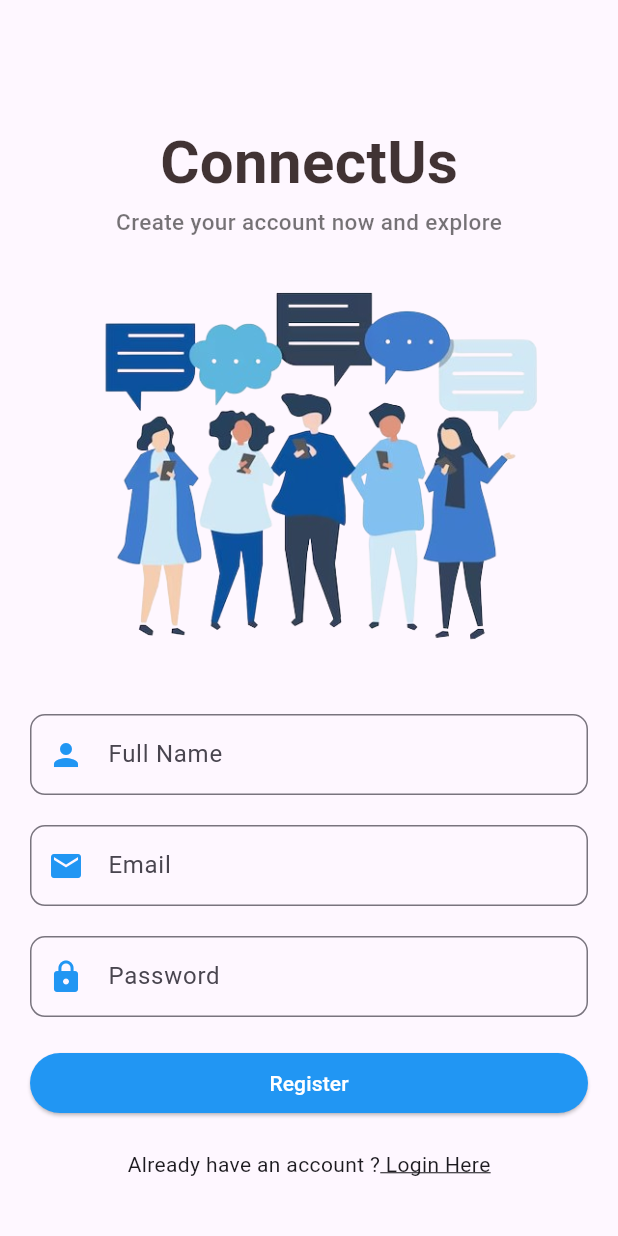
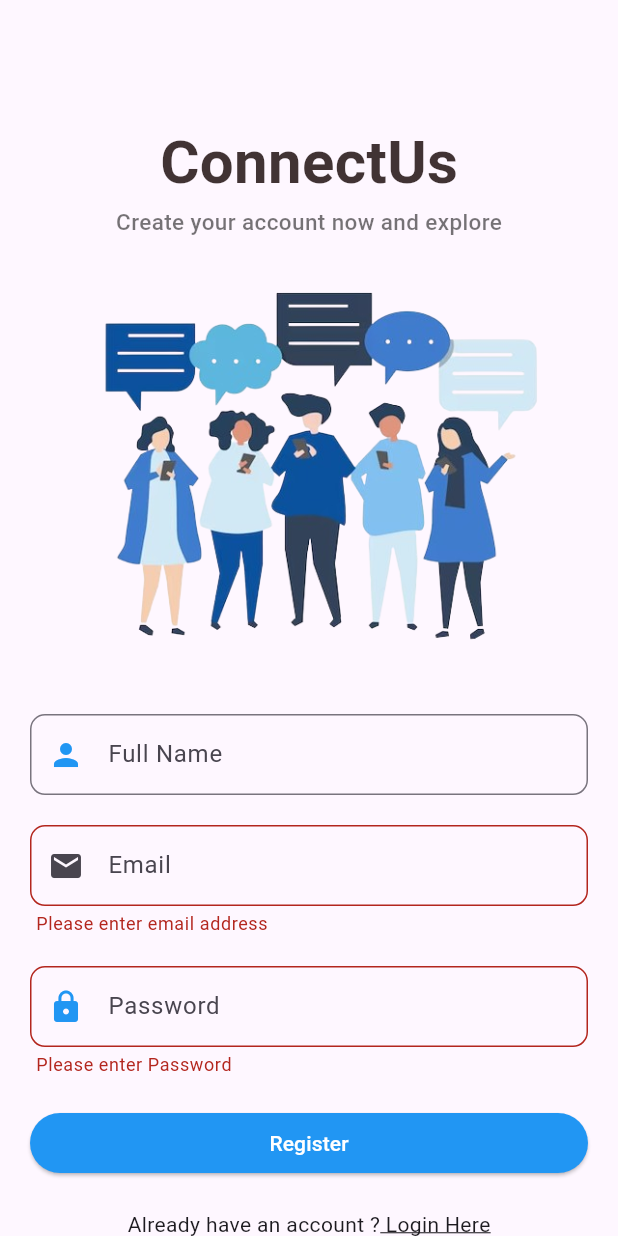
Before and after one commit to dhakalsumit/ChatApp, a Flutter app: the RegisterPage screen opened directly, after a tap on "Register", on a phone screen of 412 x 824 dp. Run offline on Flutter 3.47's test engine with Material 3 defaults, Android fonts, the phone set to English and light mode, and no system bars; our stand-ins replace firebase_auth, firebase_core; accounts and stored records are empty.

Commit message:
registered

```diff
--- a/lib/Pages/register_page.dart
+++ b/lib/Pages/register_page.dart
@@ -16,7 +16,6 @@ class _RegisterPageState extends State<RegisterPage> {
 
   @override
   void initState() {
-
     super.initState();
     _emailController = TextEditingController();
     _passwordController = TextEditingController();
@@ -24,16 +23,16 @@ class _RegisterPageState extends State<RegisterPage> {
 
   @override
   void dispose() {
-
     super.dispose();
     _emailController.dispose();
     _passwordController.dispose();
   }
 
   register() {
-    AuthService().registerwithEmailandPassword(
-        _emailController.text, _passwordController.text);
+    Authenticator().signup(_emailController.text, _passwordController.text);
   }
+
+  final GlobalKey<FormState> _formKey = GlobalKey<FormState>();
 
   @override
   Widget build(BuildContext context) {
@@ -64,11 +63,16 @@ class _RegisterPageState extends State<RegisterPage> {
               const SizedBox(
                 height: 20,
               ),
-              const TextField(
-                decoration: InputDecoration(
+              Form(
+                  key: _formKey,
+                  child: Column(
+                    children: [
+                      TextFormField(
+                        decoration: const InputDecoration(
                             contentPadding: EdgeInsets.only(top: 30),
                             border: OutlineInputBorder(
-                      borderRadius: BorderRadius.all(Radius.circular(10)),
+                              borderRadius:
+                                  BorderRadius.all(Radius.circular(10)),
                             ),
                             hintText: "Full Name",
                             prefixIcon: Icon(
@@ -79,44 +83,72 @@ class _RegisterPageState extends State<RegisterPage> {
                       const SizedBox(
                         height: 20,
                       ),
-              TextField(
+                      TextFormField(
                         controller: _emailController,
                         decoration: const InputDecoration(
                             contentPadding: EdgeInsets.only(top: 30),
                             border: OutlineInputBorder(
-                      borderRadius: BorderRadius.all(Radius.circular(10)),
+                              borderRadius:
+                                  BorderRadius.all(Radius.circular(10)),
                             ),
                             hintText: "Email",
                             prefixIcon: Icon(
                               Icons.email,
-                      color: Colors.blue,
                             )),
+                        validator: (value) {
+                          if (value == null || value.isEmpty) {
+                            return 'Please enter email address';
+                          }
+                          return null;
+                        },
                       ),
                       const SizedBox(
                         height: 20,
                       ),
-              TextField(
+                      TextFormField(
                         controller: _passwordController,
                         decoration: const InputDecoration(
                             contentPadding: EdgeInsets.only(top: 30),
                             border: OutlineInputBorder(
-                      borderRadius: BorderRadius.all(Radius.circular(10)),
+                              borderRadius:
+                                  BorderRadius.all(Radius.circular(10)),
                             ),
                             hintText: "Password",
                             prefixIcon: Icon(
                               Icons.lock,
                               color: Colors.blue,
                             )),
+                        validator: (value) {
+                          if (value == null || value.isEmpty) {
+                            return 'Please enter Password';
+                          }
+                          return null;
+                        },
                       ),
                       const SizedBox(
                         height: 20,
                       ),
                       ElevatedButton(
                         onPressed: () {
-                  register();
+                          if (_formKey.currentState!.validate()) {
+                            // If the form is valid, display a snackbar. In the real world,
+                            // you'd often call a server or save the information in a database.
+                            // ScaffoldMessenger.of(context).showSnackBar(
+                            //   const SnackBar(
+                            //       content: Text(
+                            //         'Registering....',
+                            //       ),
+                            //       backgroundColor: Colors.blue),
+                            // );
+                            Navigator.push(
+                                context,
+                                MaterialPageRoute(
+                                    builder: (context) => LogIn()));
+                          }
                         },
                         style: const ButtonStyle(
-                    backgroundColor: MaterialStatePropertyAll(Colors.blue)),
+                            backgroundColor:
+                                MaterialStatePropertyAll(Colors.blue)),
                         child: const Center(
                           child: Text(
                             "Register",
@@ -124,6 +156,8 @@ class _RegisterPageState extends State<RegisterPage> {
                           ),
                         ),
                       ),
+                    ],
+                  )),
               const SizedBox(
                 height: 20,
               ),
--- a/lib/services/auth_service.dart
+++ b/lib/services/auth_service.dart
@@ -1,24 +1,23 @@
 import 'package:firebase_auth/firebase_auth.dart';
 
-class AuthService {
-  // final FirebaseAuth firebaseAuth = FirebaseAuth.instance;
-
-  Future registerwithEmailandPassword(
-       String email, String password) async {
+class Authenticator {
+  signup(String email, String password) async {
     try {
-      User user =(await FirebaseAuth.instance.createUserWithEmailAndPassword(
-          email: email, password: password)).user!;
-
-    } on FirebaseAuthException {
-
-      print("e");
+      final userCredential = await FirebaseAuth.instance
+          .createUserWithEmailAndPassword(email: email, password: password);
+      print("user is $userCredential");
+    } catch (error) {
+      print("error is $error");
     }
   }
 
-  Future loginwithEmailAndPassword ( String email, String password )async{
-try {
-  User user = (await FirebaseAuth.instance.signInWithEmailAndPassword(email: email, password: password)) as User;
-}
-catch (e){}
+  login(String email, String password) async {
+    try {
+      final userCredential = await FirebaseAuth.instance
+          .signInWithEmailAndPassword(email: email, password: password);
+      print("user is login  $userCredential");
+    } catch (error) {
+      print("error is $error");
+    }
   }
 }
```
Also changed, not shown: lib/Pages/home_page.dart (+27 -0 lines), lib/Pages/log_in.dart (+30 -4 lines). Lines whose indentation alone changed are shown as unchanged.
